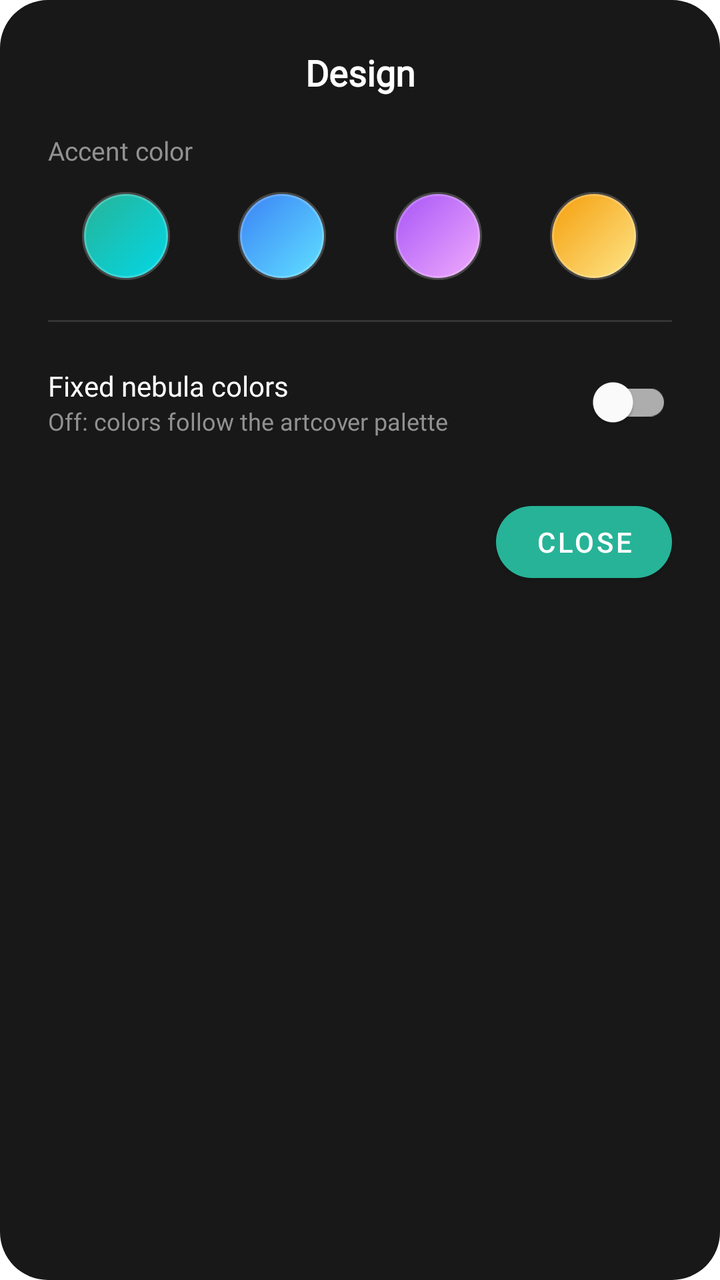
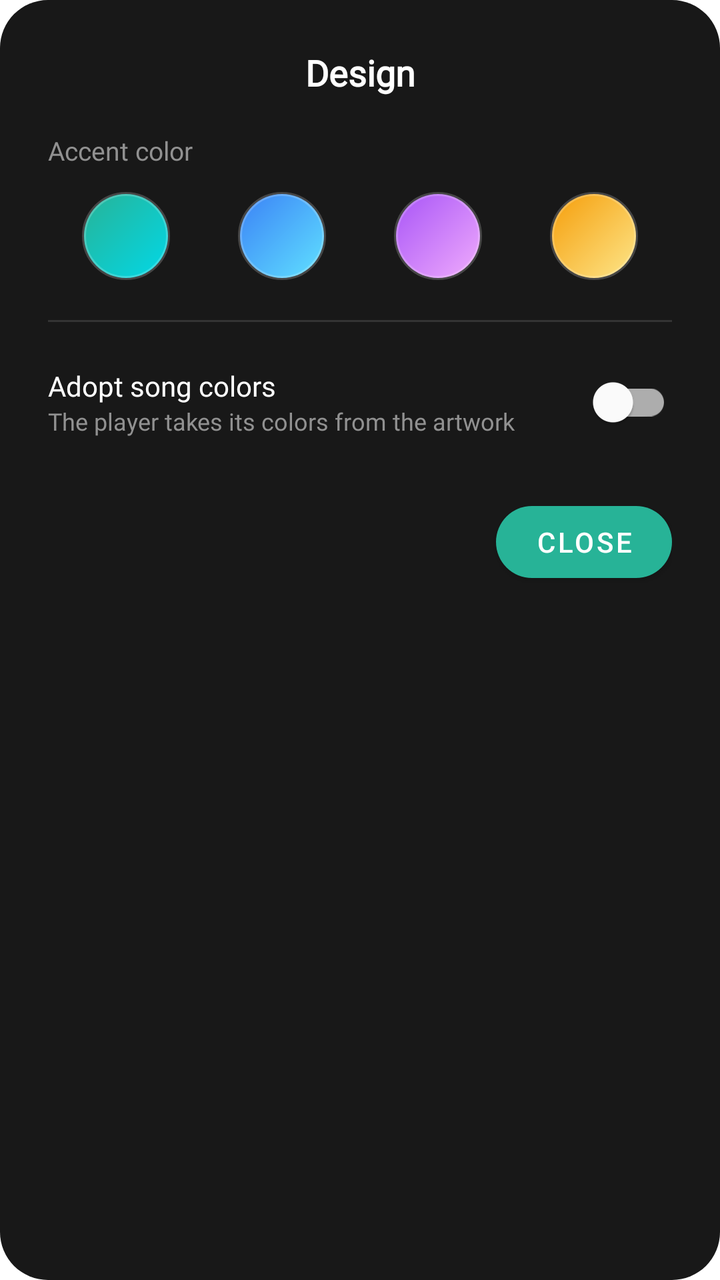

Compare the two renders of this Android layout. The source of the first and the diff that turns it into the second are given below.
<!-- AndroidManifest.xml: application theme Theme.Fision -->
<!-- res/layout/design_dialog.xml -->
<?xml version="1.0" encoding="utf-8"?>
<LinearLayout xmlns:android="http://schemas.android.com/apk/res/android"
    xmlns:app="http://schemas.android.com/apk/res-auto"
    android:orientation="vertical"
    android:layout_width="match_parent"
    android:layout_height="wrap_content"
    android:padding="24dp"
    android:background="@drawable/delete_dialogbg">

    <TextView
        android:layout_width="match_parent"
        android:layout_height="wrap_content"
        android:text="@string/design_title"
        android:textColor="@color/AppWhite"
        android:textSize="18sp"
        android:textStyle="bold"
        android:fontFamily="@font/yugothic_ui_regular"
        android:gravity="center" />

    <TextView
        android:layout_width="match_parent"
        android:layout_height="wrap_content"
        android:text="@string/design_accent_title"
        android:textColor="#919191"
        android:textSize="13sp"
        android:fontFamily="@font/yugothic_ui_regular"
        android:layout_marginTop="18dp"
        android:layout_marginBottom="12dp" />

    <LinearLayout
        android:layout_width="match_parent"
        android:layout_height="wrap_content"
        android:orientation="horizontal"
        android:gravity="center">

        <FrameLayout
            android:id="@+id/fl_accent_green"
            android:layout_width="0dp"
            android:layout_height="wrap_content"
            android:layout_weight="1"
            android:gravity="center">
            <View
                android:layout_width="44dp"
                android:layout_height="44dp"
                android:layout_gravity="center"
                android:background="@drawable/design_accent_green" />
            <ImageView
                android:id="@+id/iv_accent_green_check"
                android:layout_width="20dp"
                android:layout_height="20dp"
                android:layout_gravity="center"
                android:src="@drawable/ic_check_thin"
                android:visibility="gone"
                app:tint="@color/AppWhite" />
        </FrameLayout>

        <FrameLayout
            android:id="@+id/fl_accent_blue"
            android:layout_width="0dp"
            android:layout_height="wrap_content"
            android:layout_weight="1"
            android:gravity="center">
            <View
                android:layout_width="44dp"
                android:layout_height="44dp"
                android:layout_gravity="center"
                android:background="@drawable/design_accent_blue" />
            <ImageView
                android:id="@+id/iv_accent_blue_check"
                android:layout_width="20dp"
                android:layout_height="20dp"
                android:layout_gravity="center"
                android:src="@drawable/ic_check_thin"
                android:visibility="gone"
                app:tint="@color/AppWhite" />
        </FrameLayout>

        <FrameLayout
            android:id="@+id/fl_accent_purple"
            android:layout_width="0dp"
            android:layout_height="wrap_content"
            android:layout_weight="1"
            android:gravity="center">
            <View
                android:layout_width="44dp"
                android:layout_height="44dp"
                android:layout_gravity="center"
                android:background="@drawable/design_accent_purple" />
            <ImageView
                android:id="@+id/iv_accent_purple_check"
                android:layout_width="20dp"
                android:layout_height="20dp"
                android:layout_gravity="center"
                android:src="@drawable/ic_check_thin"
                android:visibility="gone"
                app:tint="@color/AppWhite" />
        </FrameLayout>

        <FrameLayout
            android:id="@+id/fl_accent_amber"
            android:layout_width="0dp"
            android:layout_height="wrap_content"
            android:layout_weight="1"
            android:gravity="center">
            <View
                android:layout_width="44dp"
                android:layout_height="44dp"
                android:layout_gravity="center"
                android:background="@drawable/design_accent_amber" />
            <ImageView
                android:id="@+id/iv_accent_amber_check"
                android:layout_width="20dp"
                android:layout_height="20dp"
                android:layout_gravity="center"
                android:src="@drawable/ic_check_thin"
                android:visibility="gone"
                app:tint="@color/AppWhite" />
        </FrameLayout>
    </LinearLayout>

    <View
        android:layout_width="match_parent"
        android:layout_height="1dp"
        android:layout_marginTop="20dp"
        android:layout_marginBottom="10dp"
        android:background="#1FFFFFFF" />

    <LinearLayout
        android:layout_width="match_parent"
        android:layout_height="wrap_content"
        android:orientation="horizontal"
        android:gravity="center_vertical"
        android:paddingTop="6dp"
        android:paddingBottom="6dp">

        <LinearLayout
            android:layout_width="0dp"
            android:layout_height="wrap_content"
            android:layout_weight="1"
            android:orientation="vertical">
            <TextView
                android:layout_width="wrap_content"
                android:layout_height="wrap_content"
                android:text="@string/design_nebula_title"
                android:textColor="@color/AppWhite"
                android:textSize="14sp"
                android:fontFamily="@font/yugothic_ui_regular" />
            <TextView
                android:layout_width="match_parent"
                android:layout_height="wrap_content"
                android:text="@string/design_nebula_summary"
                android:textColor="#919191"
                android:textSize="12sp"
                android:fontFamily="@font/yugothic_ui_regular" />
        </LinearLayout>

        <com.google.android.material.switchmaterial.SwitchMaterial
            android:id="@+id/sw_designNebulaFixed"
            android:layout_width="wrap_content"
            android:layout_height="wrap_content"
            android:showText="false"
            android:textOn=""
            android:textOff="" />
    </LinearLayout>

    <LinearLayout
        android:layout_width="match_parent"
        android:layout_height="wrap_content"
        android:orientation="horizontal"
        android:gravity="end"
        android:layout_marginTop="16dp">

        <com.google.android.material.button.MaterialButton
            android:id="@+id/b_designClose"
            style="@style/Widget.MaterialComponents.Button"
            android:layout_width="wrap_content"
            android:layout_height="wrap_content"
            android:paddingStart="18dp"
            android:paddingEnd="18dp"
            android:text="@string/close"
            android:textColor="@color/AppWhite"
            app:backgroundTint="?attr/colorPrimary"
            app:cornerRadius="20dp" />
    </LinearLayout>
</LinearLayout>
<!-- resources referenced by this layout -->
<resources>
  <color name="AppWhite">#FFFFFF</color>
  <!-- drawable delete_dialogbg (drawable) -->
  <?xml version="1.0" encoding="utf-8"?>
  <shape xmlns:android="http://schemas.android.com/apk/res/android">
      <solid android:color="#181818" />
      <corners android:radius="24dp" />
  </shape>
  <!-- drawable design_accent_amber (drawable) -->
  <?xml version="1.0" encoding="utf-8"?>
  <shape xmlns:android="http://schemas.android.com/apk/res/android"
      android:shape="oval">
      <gradient
          android:angle="315"
          android:startColor="@color/accent_amber"
          android:endColor="@color/accent_amber_secondary" />
      <stroke android:width="2dp" android:color="#33FFFFFF" />
  </shape>
  <!-- drawable design_accent_blue (drawable) -->
  <?xml version="1.0" encoding="utf-8"?>
  <shape xmlns:android="http://schemas.android.com/apk/res/android"
      android:shape="oval">
      <gradient
          android:angle="315"
          android:startColor="@color/accent_blue"
          android:endColor="@color/accent_blue_secondary" />
      <stroke android:width="2dp" android:color="#33FFFFFF" />
  </shape>
  <!-- drawable design_accent_green (drawable) -->
  <?xml version="1.0" encoding="utf-8"?>
  <shape xmlns:android="http://schemas.android.com/apk/res/android"
      android:shape="oval">
      <gradient
          android:angle="315"
          android:startColor="@color/accent_green"
          android:endColor="@color/accent_green_secondary" />
      <stroke android:width="2dp" android:color="#33FFFFFF" />
  </shape>
  <!-- drawable design_accent_purple (drawable) -->
  <?xml version="1.0" encoding="utf-8"?>
  <shape xmlns:android="http://schemas.android.com/apk/res/android"
      android:shape="oval">
      <gradient
          android:angle="315"
          android:startColor="@color/accent_purple"
          android:endColor="@color/accent_purple_secondary" />
      <stroke android:width="2dp" android:color="#33FFFFFF" />
  </shape>
  <!-- drawable ic_check_thin (drawable) -->
  <?xml version="1.0" encoding="utf-8"?>
  <vector xmlns:android="http://schemas.android.com/apk/res/android"
      android:width="24dp"
      android:height="24dp"
      android:viewportWidth="24"
      android:viewportHeight="24">
      <path
          android:fillColor="#FFFFFF"
          android:pathData="M9,16.17L4.83,12l-1.42,1.41L9,19 21,7l-1.41,-1.41L9,16.17z" />
  </vector>
  <string name="close">Close</string>
  <string name="design_accent_title">Accent color</string>
  <string name="design_nebula_summary">Off: colors follow the artcover palette</string>
  <string name="design_nebula_title">Fixed nebula colors</string>
  <string name="design_title">Design</string>
  <style name="Theme.Fision" parent="Theme.MaterialComponents.DayNight.DarkActionBar">
          
          <item name="colorPrimary">@color/colorPrimary</item>
          <item name="colorPrimaryVariant">@color/purple_700</item>
          <item name="colorOnPrimary">@color/white</item>
          
          <item name="colorSecondary">@color/teal_200</item>
          <item name="colorSecondaryVariant">@color/teal_700</item>
          <item name="colorOnSecondary">@color/black</item>
          
          <item name="accentSecondary">@color/accent_green_secondary</item>
          
          <item name="android:statusBarColor">?attr/colorPrimaryVariant</item>
          
      </style>
  <color name="accent_amber">#F59E0B</color>
  <color name="accent_amber_secondary">#FDE68A</color>
  <color name="accent_blue">#3B82F6</color>
  <color name="accent_blue_secondary">#60E1FF</color>
  <color name="accent_green">#27B397</color>
  <color name="accent_green_secondary">#02D8E7</color>
  <color name="accent_purple">#A855F7</color>
  <color name="accent_purple_secondary">#F0ABFC</color>
  <color name="colorPrimary">#27B397</color>
  <color name="purple_700">#FF3700B3</color>
  <color name="white">#FFFFFFFF</color>
  <color name="teal_200">#FF03DAC5</color>
  <color name="teal_700">#FF018786</color>
  <color name="black">#FF000000</color>
</resources>

<!-- the commit's change to res/layout/design_dialog.xml (unified diff, before → after) -->
@@ -141,21 +141,21 @@
             <TextView
                 android:layout_width="wrap_content"
                 android:layout_height="wrap_content"
-                android:text="@string/design_nebula_title"
+                android:text="@string/design_song_colors_title"
                 android:textColor="@color/AppWhite"
                 android:textSize="14sp"
                 android:fontFamily="@font/yugothic_ui_regular" />
             <TextView
                 android:layout_width="match_parent"
                 android:layout_height="wrap_content"
-                android:text="@string/design_nebula_summary"
+                android:text="@string/design_song_colors_summary"
                 android:textColor="#919191"
                 android:textSize="12sp"
                 android:fontFamily="@font/yugothic_ui_regular" />
         </LinearLayout>
 
         <com.google.android.material.switchmaterial.SwitchMaterial
-            android:id="@+id/sw_designNebulaFixed"
+            android:id="@+id/sw_designSongColors"
             android:layout_width="wrap_content"
             android:layout_height="wrap_content"
             android:showText="false"
<!-- resource entries referenced after the edit -->
@@ -60,8 +60,8 @@
   </vector>
   <string name="close">Close</string>
   <string name="design_accent_title">Accent color</string>
-  <string name="design_nebula_summary">Off: colors follow the artcover palette</string>
-  <string name="design_nebula_title">Fixed nebula colors</string>
+  <string name="design_song_colors_summary">The player takes its colors from the artwork</string>
+  <string name="design_song_colors_title">Adopt song colors</string>
   <string name="design_title">Design</string>
   <style name="Theme.Fision" parent="Theme.MaterialComponents.DayNight.DarkActionBar">
           
